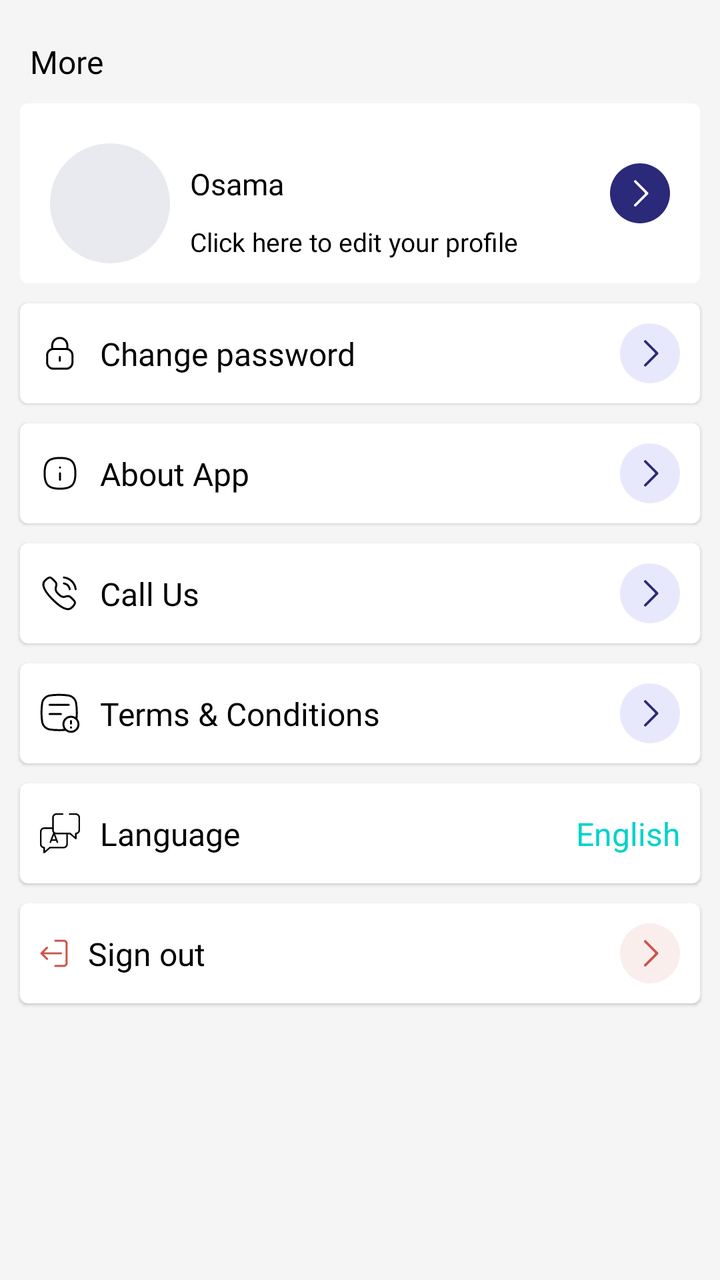
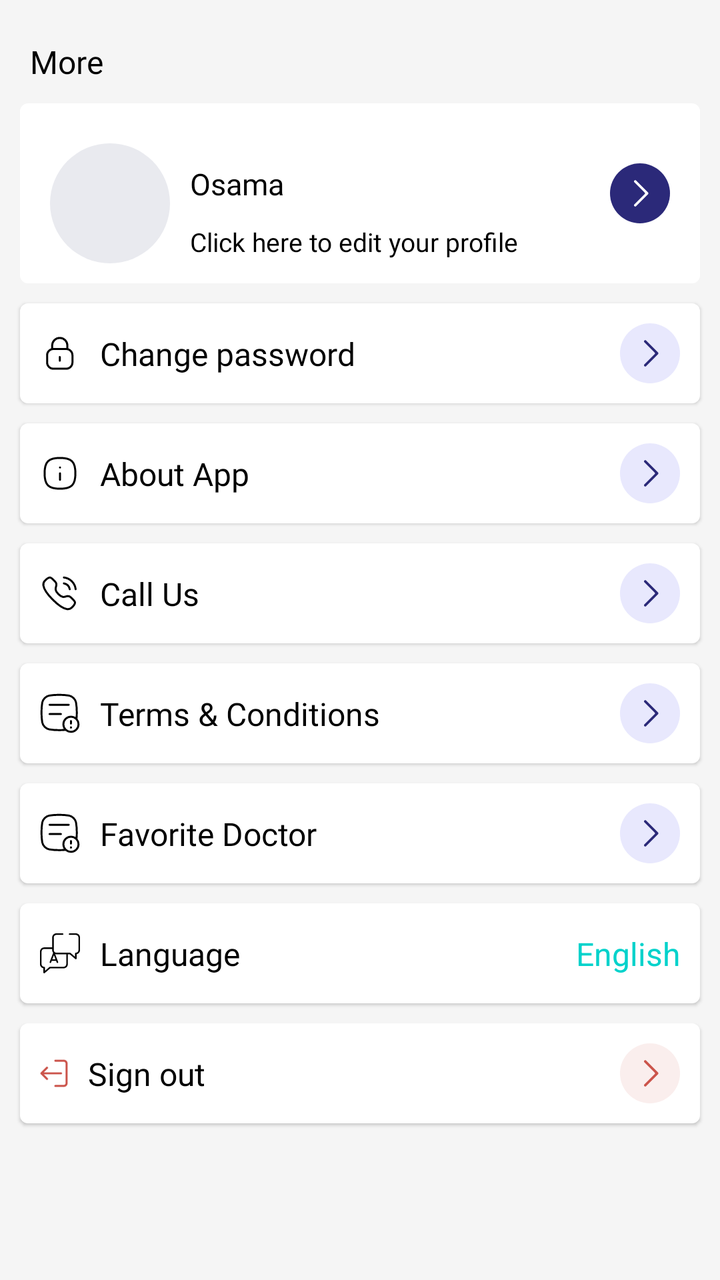

Compare the two renders of this Android layout. The source of the first and the diff that turns it into the second are given below.
<!-- AndroidManifest.xml: application theme Theme.NewDesign -->
<!-- res/layout/morefragment.xml -->
<?xml version="1.0" encoding="utf-8"?>
<androidx.constraintlayout.widget.ConstraintLayout
    xmlns:android="http://schemas.android.com/apk/res/android"
    xmlns:tools="http://schemas.android.com/tools"
    android:layout_width="match_parent"
    android:layout_height="match_parent"
    android:background="@color/bg_color_gray"
    xmlns:app="http://schemas.android.com/apk/res-auto"
    tools:context=".fragment.navbottom.MoreFragment">

    <androidx.appcompat.widget.AppCompatTextView
        android:id="@+id/tv_more"
        android:layout_width="wrap_content"
        android:layout_height="wrap_content"
        android:layout_marginStart="15dp"
        android:layout_marginTop="20dp"
        android:fontFamily="@font/avenirltstd_black"
        android:text="@string/more"
        android:textColor="@color/black"
        android:textSize="16sp"
        app:layout_constraintStart_toStartOf="parent"
        app:layout_constraintTop_toTopOf="parent" />

    <androidx.constraintlayout.widget.ConstraintLayout
        android:id="@+id/layout_NextAvailableBooking"
        android:layout_width="match_parent"
        android:layout_height="wrap_content"
        android:layout_margin="10dp"
        android:background="@drawable/bg_buttonsearch"
        app:layout_constraintEnd_toEndOf="parent"
        app:layout_constraintStart_toStartOf="parent"
        app:layout_constraintTop_toBottomOf="@+id/tv_more">

        <com.google.android.material.imageview.ShapeableImageView
            android:id="@+id/iv_PatientProfile"
            android:layout_width="60dp"
            android:layout_height="60dp"
            android:layout_marginTop="20dp"
            android:layout_marginStart="15dp"
            android:layout_marginBottom="10dp"
            android:adjustViewBounds="true"
            android:src="@drawable/ic_patientprofile"
            app:layout_constraintStart_toStartOf="parent"
            app:layout_constraintTop_toTopOf="parent"
            app:layout_constraintBottom_toBottomOf="parent"
            />
        <com.google.android.material.imageview.ShapeableImageView
            android:id="@+id/iv_person"
            android:layout_width="30dp"
            android:layout_height="30dp"
            android:adjustViewBounds="true"
            app:layout_constraintBottom_toBottomOf="@+id/iv_PatientProfile"
            app:layout_constraintEnd_toEndOf="@+id/iv_PatientProfile"
            app:layout_constraintStart_toStartOf="@+id/iv_PatientProfile"
            app:layout_constraintTop_toTopOf="@+id/iv_PatientProfile" />

        <TextView
            android:id="@+id/tv_name"
            android:layout_width="wrap_content"
            android:layout_height="wrap_content"
            android:layout_marginStart="10dp"
            android:layout_marginEnd="10dp"
            android:layout_marginTop="10dp"
            android:fontFamily="@font/avenirltstd_black"
            android:gravity="start"
            android:text="Osama"
            android:textColor="@color/black"
            android:textSize="15sp"
            app:layout_constraintStart_toEndOf="@+id/iv_PatientProfile"
            app:layout_constraintTop_toTopOf="@+id/iv_PatientProfile" />
        <TextView
            android:id="@+id/tv_Edit"
            android:layout_width="wrap_content"
            android:layout_height="wrap_content"
            android:layout_marginStart="10dp"
            android:layout_marginEnd="10dp"
            android:layout_marginTop="10dp"
            android:fontFamily="@font/avenirltstd_roman"
            android:gravity="start"
            android:text="@string/click_here_to_edit_your_profile"
            android:textColor="@color/black"
            android:textSize="13sp"
            app:layout_constraintStart_toEndOf="@+id/iv_PatientProfile"
            app:layout_constraintTop_toBottomOf="@+id/tv_name" />

        <com.google.android.material.imageview.ShapeableImageView
            android:id="@+id/iv_Arrow"
            android:layout_width="30dp"
            android:layout_height="30dp"
            android:layout_marginEnd="15dp"
            android:adjustViewBounds="true"
            android:src="@drawable/ic_arrow_right"
            app:layout_constraintEnd_toEndOf="parent"
            app:layout_constraintTop_toTopOf="parent"
            app:layout_constraintBottom_toBottomOf="parent"
             />




    </androidx.constraintlayout.widget.ConstraintLayout>
    <androidx.constraintlayout.widget.ConstraintLayout
        android:id="@+id/layout_changePassword"
        android:layout_width="match_parent"
        android:layout_height="50dp"
        android:layout_marginStart="10dp"
        android:layout_marginEnd="10dp"
        android:layout_marginTop="10dp"
        android:elevation="1dp"
        android:background="@drawable/more_background"
        app:layout_constraintEnd_toEndOf="parent"
        app:layout_constraintStart_toStartOf="parent"
        app:layout_constraintTop_toBottomOf="@+id/layout_NextAvailableBooking">

        <com.google.android.material.imageview.ShapeableImageView
            android:id="@+id/iv_changePassword"
            android:layout_width="20dp"
            android:layout_height="20dp"
            android:adjustViewBounds="true"
            android:layout_marginStart="10dp"
            android:src="@drawable/ic_passwordlock"
            app:layout_constraintTop_toTopOf="parent"
            app:layout_constraintStart_toStartOf="parent"
            app:layout_constraintBottom_toBottomOf="parent"/>

        <TextView
            android:id="@+id/tv_changePassword"
            android:layout_width="wrap_content"
            android:layout_height="wrap_content"
            android:layout_marginStart="10dp"
            android:layout_marginEnd="10dp"
            android:fontFamily="@font/avenirltstd_black"
            android:gravity="start"
            android:text="@string/change_password"
            android:textColor="@color/black"
            android:textSize="16sp"
            app:layout_constraintStart_toEndOf="@+id/iv_changePassword"
            app:layout_constraintTop_toTopOf="@+id/iv_changePassword"
            app:layout_constraintBottom_toBottomOf="@+id/iv_changePassword"
            />

        <com.google.android.material.imageview.ShapeableImageView
            android:id="@+id/iv_ArrowchangePassword"
            android:layout_width="30dp"
            android:layout_height="30dp"
            android:layout_marginEnd="10dp"
            android:adjustViewBounds="true"
            android:src="@drawable/ic_arrow_purple"
            app:layout_constraintEnd_toEndOf="parent"
            app:layout_constraintTop_toTopOf="parent"
            app:layout_constraintBottom_toBottomOf="parent"
            />




    </androidx.constraintlayout.widget.ConstraintLayout>
    <androidx.constraintlayout.widget.ConstraintLayout
        android:id="@+id/layout_AboutApp"
        android:layout_width="match_parent"
        android:layout_height="50dp"
        android:layout_marginStart="10dp"
        android:layout_marginEnd="10dp"
        android:layout_marginTop="10dp"
        android:elevation="1dp"
        android:background="@drawable/more_background"
        app:layout_constraintEnd_toEndOf="parent"
        app:layout_constraintStart_toStartOf="parent"
        app:layout_constraintTop_toBottomOf="@+id/layout_changePassword">

        <com.google.android.material.imageview.ShapeableImageView
            android:id="@+id/iv_AboutApp"
            android:layout_width="20dp"
            android:layout_height="20dp"
            android:adjustViewBounds="true"
            android:layout_marginStart="10dp"
            android:src="@drawable/ic_about_app"
            app:layout_constraintTop_toTopOf="parent"
            app:layout_constraintStart_toStartOf="parent"
            app:layout_constraintBottom_toBottomOf="parent"/>

        <TextView
            android:id="@+id/tv_AboutApp"
            android:layout_width="wrap_content"
            android:layout_height="wrap_content"
            android:layout_marginStart="10dp"
            android:layout_marginEnd="10dp"
            android:fontFamily="@font/avenirltstd_black"
            android:gravity="start"
            android:text="@string/about_app"
            android:textColor="@color/black"
            android:textSize="16sp"
            app:layout_constraintStart_toEndOf="@+id/iv_AboutApp"
            app:layout_constraintTop_toTopOf="@+id/iv_AboutApp"
            app:layout_constraintBottom_toBottomOf="@+id/iv_AboutApp"
            />

        <com.google.android.material.imageview.ShapeableImageView
            android:id="@+id/iv_ArrowAboutApp"
            android:layout_width="30dp"
            android:layout_height="30dp"
            android:layout_marginEnd="10dp"
            android:adjustViewBounds="true"
            android:src="@drawable/ic_arrow_purple"
            app:layout_constraintEnd_toEndOf="parent"
            app:layout_constraintTop_toTopOf="parent"
            app:layout_constraintBottom_toBottomOf="parent"
            />




    </androidx.constraintlayout.widget.ConstraintLayout>
    <androidx.constraintlayout.widget.ConstraintLayout
        android:id="@+id/layout_CallUs"
        android:layout_width="match_parent"
        android:layout_height="50dp"
        android:layout_marginStart="10dp"
        android:layout_marginEnd="10dp"
        android:layout_marginTop="10dp"
        android:elevation="1dp"
        android:background="@drawable/more_background"
        app:layout_constraintEnd_toEndOf="parent"
        app:layout_constraintStart_toStartOf="parent"
        app:layout_constraintTop_toBottomOf="@+id/layout_AboutApp">

        <com.google.android.material.imageview.ShapeableImageView
            android:id="@+id/iv_CallUs"
            android:layout_width="20dp"
            android:layout_height="20dp"
            android:adjustViewBounds="true"
            android:layout_marginStart="10dp"
            android:src="@drawable/ic_callus"
            app:layout_constraintTop_toTopOf="parent"
            app:layout_constraintStart_toStartOf="parent"
            app:layout_constraintBottom_toBottomOf="parent"/>

        <TextView
            android:id="@+id/tv_CallUs"
            android:layout_width="wrap_content"
            android:layout_height="wrap_content"
            android:layout_marginStart="10dp"
            android:layout_marginEnd="10dp"
            android:fontFamily="@font/avenirltstd_black"
            android:gravity="start"
            android:text="@string/call_us"
            android:textColor="@color/black"
            android:textSize="16sp"
            app:layout_constraintStart_toEndOf="@+id/iv_CallUs"
            app:layout_constraintTop_toTopOf="@+id/iv_CallUs"
            app:layout_constraintBottom_toBottomOf="@+id/iv_CallUs"
            />

        <com.google.android.material.imageview.ShapeableImageView
            android:id="@+id/iv_ArrowCallUs"
            android:layout_width="30dp"
            android:layout_height="30dp"
            android:layout_marginEnd="10dp"
            android:adjustViewBounds="true"
            android:src="@drawable/ic_arrow_purple"
            app:layout_constraintEnd_toEndOf="parent"
            app:layout_constraintTop_toTopOf="parent"
            app:layout_constraintBottom_toBottomOf="parent"
            />




    </androidx.constraintlayout.widget.ConstraintLayout>
    <androidx.constraintlayout.widget.ConstraintLayout
        android:id="@+id/layout_Terms_Conditions"
        android:layout_width="match_parent"
        android:layout_height="50dp"
        android:layout_marginStart="10dp"
        android:layout_marginEnd="10dp"
        android:layout_marginTop="10dp"
        android:elevation="1dp"
        android:background="@drawable/more_background"
        app:layout_constraintEnd_toEndOf="parent"
        app:layout_constraintStart_toStartOf="parent"
        app:layout_constraintTop_toBottomOf="@+id/layout_CallUs">

        <com.google.android.material.imageview.ShapeableImageView
            android:id="@+id/iv_Terms_Conditions"
            android:layout_width="20dp"
            android:layout_height="20dp"
            android:adjustViewBounds="true"
            android:layout_marginStart="10dp"
            android:src="@drawable/ic_terms_conditions"
            app:layout_constraintTop_toTopOf="parent"
            app:layout_constraintStart_toStartOf="parent"
            app:layout_constraintBottom_toBottomOf="parent"/>

        <TextView
            android:id="@+id/tv_Terms_Conditions"
            android:layout_width="wrap_content"
            android:layout_height="wrap_content"
            android:layout_marginStart="10dp"
            android:layout_marginEnd="10dp"
            android:fontFamily="@font/avenirltstd_black"
            android:gravity="start"
            android:text="@string/terms_conditions"
            android:textColor="@color/black"
            android:textSize="16sp"
            app:layout_constraintStart_toEndOf="@+id/iv_Terms_Conditions"
            app:layout_constraintTop_toTopOf="@+id/iv_Terms_Conditions"
            app:layout_constraintBottom_toBottomOf="@+id/iv_Terms_Conditions"
            />

        <com.google.android.material.imageview.ShapeableImageView
            android:id="@+id/iv_ArrowTerms_Conditions"
            android:layout_width="30dp"
            android:layout_height="30dp"
            android:layout_marginEnd="10dp"
            android:adjustViewBounds="true"
            android:src="@drawable/ic_arrow_purple"
            app:layout_constraintEnd_toEndOf="parent"
            app:layout_constraintTop_toTopOf="parent"
            app:layout_constraintBottom_toBottomOf="parent"
            />




    </androidx.constraintlayout.widget.ConstraintLayout>
    <androidx.constraintlayout.widget.ConstraintLayout
        android:id="@+id/layout_Language"
        android:layout_width="match_parent"
        android:layout_height="50dp"
        android:layout_marginStart="10dp"
        android:layout_marginEnd="10dp"
        android:layout_marginTop="10dp"
        android:elevation="1dp"
        android:background="@drawable/more_background"
        app:layout_constraintEnd_toEndOf="parent"
        app:layout_constraintStart_toStartOf="parent"
        app:layout_constraintTop_toBottomOf="@+id/layout_Terms_Conditions">

        <com.google.android.material.imageview.ShapeableImageView
            android:id="@+id/iv_Language"
            android:layout_width="20dp"
            android:layout_height="20dp"
            android:adjustViewBounds="true"
            android:layout_marginStart="10dp"
            android:src="@drawable/ic_lang"
            app:layout_constraintTop_toTopOf="parent"
            app:layout_constraintStart_toStartOf="parent"
            app:layout_constraintBottom_toBottomOf="parent"/>

        <TextView
            android:id="@+id/tv_Language"
            android:layout_width="wrap_content"
            android:layout_height="wrap_content"
            android:layout_marginStart="10dp"
            android:layout_marginEnd="10dp"
            android:fontFamily="@font/avenirltstd_black"
            android:gravity="start"
            android:text="@string/language"
            android:textColor="@color/black"
            android:textSize="16sp"
            app:layout_constraintStart_toEndOf="@+id/iv_Language"
            app:layout_constraintTop_toTopOf="@+id/iv_Language"
            app:layout_constraintBottom_toBottomOf="@+id/iv_Language"
            />

        <TextView
            android:id="@+id/tv_lang"
            android:layout_width="wrap_content"
            android:layout_height="wrap_content"
            android:layout_marginEnd="10dp"
            android:text="@string/english"
            android:textColor="@color/green"
            android:textSize="16sp"
            app:layout_constraintEnd_toEndOf="parent"
            app:layout_constraintTop_toTopOf="parent"
            app:layout_constraintBottom_toBottomOf="parent"
            />

    </androidx.constraintlayout.widget.ConstraintLayout>
    <androidx.constraintlayout.widget.ConstraintLayout
        android:id="@+id/layout_SignOut"
        android:layout_width="match_parent"
        android:layout_height="50dp"
        android:layout_marginStart="10dp"
        android:layout_marginEnd="10dp"
        android:layout_marginTop="10dp"
        android:elevation="1dp"
        android:background="@drawable/more_background"
        app:layout_constraintEnd_toEndOf="parent"
        app:layout_constraintStart_toStartOf="parent"
        app:layout_constraintTop_toBottomOf="@+id/layout_Language">

        <com.google.android.material.imageview.ShapeableImageView
            android:id="@+id/iv_SignOut"
            android:layout_width="14dp"
            android:layout_height="14dp"
            android:adjustViewBounds="true"
            android:layout_marginStart="10dp"
            android:src="@drawable/ic_signout"
            app:layout_constraintTop_toTopOf="parent"
            app:layout_constraintStart_toStartOf="parent"
            app:layout_constraintBottom_toBottomOf="parent"/>

        <TextView
            android:id="@+id/tv_SignOut"
            android:layout_width="wrap_content"
            android:layout_height="wrap_content"
            android:layout_marginStart="10dp"
            android:layout_marginEnd="10dp"
            android:fontFamily="@font/avenirltstd_black"
            android:gravity="start"
            android:text="@string/sign_out"
            android:textColor="@color/black"
            android:textSize="16sp"
            app:layout_constraintStart_toEndOf="@+id/iv_SignOut"
            app:layout_constraintTop_toTopOf="@+id/iv_SignOut"
            app:layout_constraintBottom_toBottomOf="@+id/iv_SignOut"
            />

        <com.google.android.material.imageview.ShapeableImageView
            android:id="@+id/iv_ArrowSignOut"
            android:layout_width="30dp"
            android:layout_height="30dp"
            android:layout_marginEnd="10dp"
            android:adjustViewBounds="true"
            android:src="@drawable/ic_arrowred"
            app:layout_constraintEnd_toEndOf="parent"
            app:layout_constraintTop_toTopOf="parent"
            app:layout_constraintBottom_toBottomOf="parent"
            />




    </androidx.constraintlayout.widget.ConstraintLayout>




</androidx.constraintlayout.widget.ConstraintLayout>
<!-- resources referenced by this layout -->
<resources>
  <color name="bg_color_gray">#F5F5F5</color>
  <color name="black">#FF000000</color>
  <color name="green">#00D2CB</color>
  <!-- drawable bg_buttonsearch (drawable) -->
  <?xml version="1.0" encoding="utf-8"?>
  <shape xmlns:android="http://schemas.android.com/apk/res/android"
      android:shape="rectangle"
      >
      <corners android:radius="4dp"/>
      <solid android:color="@color/white"/>
  </shape>
  <!-- drawable ic_arrow_right (drawable) -->
  <vector android:autoMirrored="true" android:height="25dp"
      android:viewportHeight="25" android:viewportWidth="25"
      android:width="25dp" xmlns:android="http://schemas.android.com/apk/res/android">
      <path android:fillColor="#2B2979" android:pathData="M12.5,12.5m-12.5,0a12.5,12.5 0,1 1,25 0a12.5,12.5 0,1 1,-25 0"/>
      <path android:fillColor="#ffffff" android:pathData="M10.155,17.844C9.967,17.655 9.95,17.359 10.104,17.151L10.155,17.091L14.722,12.5L10.155,7.909C9.967,7.72 9.95,7.424 10.104,7.216L10.155,7.156C10.343,6.967 10.637,6.95 10.844,7.104L10.904,7.156L15.845,12.124C16.033,12.313 16.05,12.608 15.896,12.817L15.845,12.876L10.904,17.844C10.697,18.052 10.362,18.052 10.155,17.844Z"/>
  </vector>
  <!-- drawable ic_arrowred (drawable) -->
  <vector android:autoMirrored="true" android:height="25dp"
      android:viewportHeight="25" android:viewportWidth="25"
      android:width="25dp" xmlns:android="http://schemas.android.com/apk/res/android">
      <path android:fillColor="#FAEEED" android:pathData="M12.5,12.5m-12.5,0a12.5,12.5 0,1 1,25 0a12.5,12.5 0,1 1,-25 0"/>
      <path android:fillColor="#CB544B" android:pathData="M10.155,17.844C9.967,17.655 9.95,17.359 10.104,17.151L10.155,17.091L14.722,12.5L10.155,7.909C9.967,7.72 9.95,7.424 10.104,7.216L10.155,7.156C10.343,6.967 10.637,6.95 10.844,7.104L10.904,7.156L15.845,12.124C16.033,12.313 16.05,12.608 15.896,12.817L15.845,12.876L10.904,17.844C10.697,18.052 10.362,18.052 10.155,17.844Z"/>
  </vector>
  <!-- drawable ic_patientprofile (drawable) -->
  <vector xmlns:android="http://schemas.android.com/apk/res/android"
      android:width="40dp"
      android:height="40dp"
      android:viewportWidth="40"
      android:viewportHeight="40">
    <path
        android:pathData="M20,20m-20,0a20,20 0,1 1,40 0a20,20 0,1 1,-40 0"
        android:fillColor="#E9EAEF"/>
  </vector>
  <!-- drawable more_background (drawable) -->
  <?xml version="1.0" encoding="utf-8"?>
  <shape xmlns:android="http://schemas.android.com/apk/res/android"
      android:shape="rectangle"
      >
      <corners android:radius="4dp"/>
      <solid android:color="@color/white"/>
  
  </shape>
  <string name="about_app">About App</string>
  <string name="call_us">Call Us</string>
  <string name="change_password">Change password</string>
  <string name="click_here_to_edit_your_profile">Click here to edit your profile</string>
  <string name="english">English</string>
  <string name="language">Language</string>
  <string name="more">More</string>
  <string name="sign_out">Sign out</string>
  <string name="terms_conditions">Terms &amp; Conditions</string>
  <style name="Theme.NewDesign" parent="Theme.MaterialComponents.Light.NoActionBar">
          
          <item name="colorPrimary">@color/purple_500</item>
          <item name="colorPrimaryVariant">@color/purple_700</item>
          <item name="colorOnPrimary">@color/white</item>
          
          <item name="colorSecondary">#0639BA</item>
          <item name="colorSecondaryVariant">@color/teal_700</item>
          <item name="colorOnSecondary">@color/black</item>
          
          <item name="android:statusBarColor">?attr/colorPrimaryVariant</item>
          
      </style>
  <color name="white">#FFFFFFFF</color>
  <color name="purple_500">#FF6200EE</color>
  <color name="purple_700">#FF3700B3</color>
  <color name="teal_700">#FF018786</color>
  <!-- unchanged entries left out for length: 7 -->
</resources>

<!-- the commit's change to res/layout/morefragment.xml (unified diff, before → after) -->
@@ -323,6 +323,65 @@
 
 
     </androidx.constraintlayout.widget.ConstraintLayout>
+
+    <androidx.constraintlayout.widget.ConstraintLayout
+            android:id="@+id/layout_favoriteDoctor"
+            android:layout_width="match_parent"
+            android:layout_height="50dp"
+            android:layout_marginStart="10dp"
+            android:layout_marginEnd="10dp"
+            android:layout_marginTop="10dp"
+            android:elevation="1dp"
+            android:background="@drawable/more_background"
+            app:layout_constraintEnd_toEndOf="parent"
+            app:layout_constraintStart_toStartOf="parent"
+            app:layout_constraintTop_toBottomOf="@+id/layout_Terms_Conditions">
+
+        <com.google.android.material.imageview.ShapeableImageView
+                android:id="@+id/iv_favoriteDoctor"
+                android:layout_width="20dp"
+                android:layout_height="20dp"
+                android:adjustViewBounds="true"
+                android:layout_marginStart="10dp"
+                android:src="@drawable/ic_terms_conditions"
+                app:layout_constraintTop_toTopOf="parent"
+                app:layout_constraintStart_toStartOf="parent"
+                app:layout_constraintBottom_toBottomOf="parent"/>
+
+        <TextView
+                android:id="@+id/tv_favoriteDoctor"
+                android:layout_width="wrap_content"
+                android:layout_height="wrap_content"
+                android:layout_marginStart="10dp"
+                android:layout_marginEnd="10dp"
+                android:fontFamily="@font/avenirltstd_black"
+                android:gravity="start"
+                android:text="@string/favorite_doctor"
+                android:textColor="@color/black"
+                android:textSize="16sp"
+                app:layout_constraintStart_toEndOf="@+id/iv_favoriteDoctor"
+                app:layout_constraintTop_toTopOf="@+id/iv_favoriteDoctor"
+                app:layout_constraintBottom_toBottomOf="@+id/iv_favoriteDoctor"
+        />
+
+        <com.google.android.material.imageview.ShapeableImageView
+                android:id="@+id/iv_favorite_Doctor"
+                android:layout_width="30dp"
+                android:layout_height="30dp"
+                android:layout_marginEnd="10dp"
+                android:adjustViewBounds="true"
+                android:src="@drawable/ic_arrow_purple"
+                app:layout_constraintEnd_toEndOf="parent"
+                app:layout_constraintTop_toTopOf="parent"
+                app:layout_constraintBottom_toBottomOf="parent"
+        />
+
+
+
+
+    </androidx.constraintlayout.widget.ConstraintLayout>
+
+
     <androidx.constraintlayout.widget.ConstraintLayout
         android:id="@+id/layout_Language"
         android:layout_width="match_parent"
@@ -334,7 +393,7 @@
         android:background="@drawable/more_background"
         app:layout_constraintEnd_toEndOf="parent"
         app:layout_constraintStart_toStartOf="parent"
-        app:layout_constraintTop_toBottomOf="@+id/layout_Terms_Conditions">
+        app:layout_constraintTop_toBottomOf="@+id/layout_favoriteDoctor">
 
         <com.google.android.material.imageview.ShapeableImageView
             android:id="@+id/iv_Language"
<!-- resource entries referenced after the edit -->
@@ -49,6 +49,7 @@
   <string name="change_password">Change password</string>
   <string name="click_here_to_edit_your_profile">Click here to edit your profile</string>
   <string name="english">English</string>
+  <string name="favorite_doctor">Favorite Doctor</string>
   <string name="language">Language</string>
   <string name="more">More</string>
   <string name="sign_out">Sign out</string>
